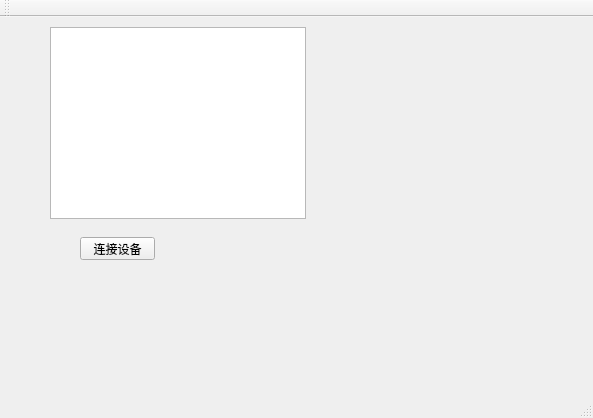
Before: the Qt Designer form QT/TekAutoTest/mainwindow.ui in ZHJEE/TekAutoMeasure, drawn with Qt 5.
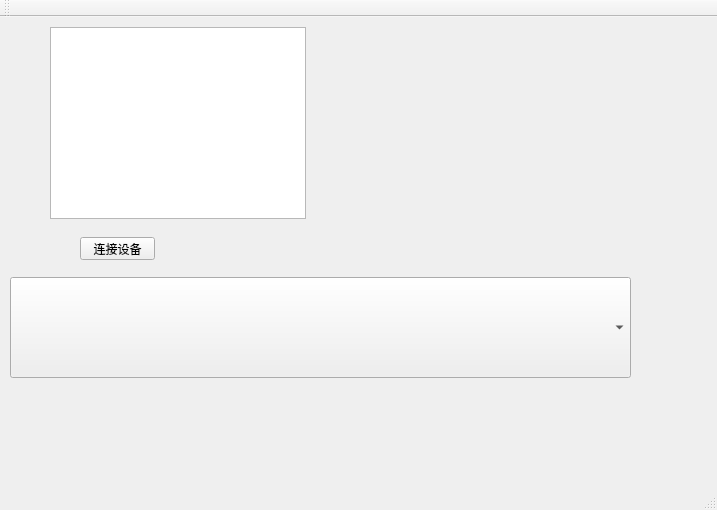
After: the same form once the commit is applied.

Commit message: 搜索所有接入的资源

The edit to the form file:
```diff
--- a/QT/TekAutoTest/mainwindow.ui
+++ b/QT/TekAutoTest/mainwindow.ui
@@ -6,8 +6,8 @@
    <rect>
     <x>0</x>
     <y>0</y>
-    <width>593</width>
-    <height>418</height>
+    <width>717</width>
+    <height>510</height>
    </rect>
   </property>
   <property name="windowTitle">
@@ -37,6 +37,16 @@
      </rect>
     </property>
    </widget>
+   <widget class="QComboBox" name="comboBox">
+    <property name="geometry">
+     <rect>
+      <x>10</x>
+      <y>260</y>
+      <width>621</width>
+      <height>101</height>
+     </rect>
+    </property>
+   </widget>
   </widget>
   <widget class="QMenuBar" name="menuBar">
    <property name="geometry">
```
Left out of the diff: 2 changed lines with no effect on the pictures. The commit also changes 1 other file.
